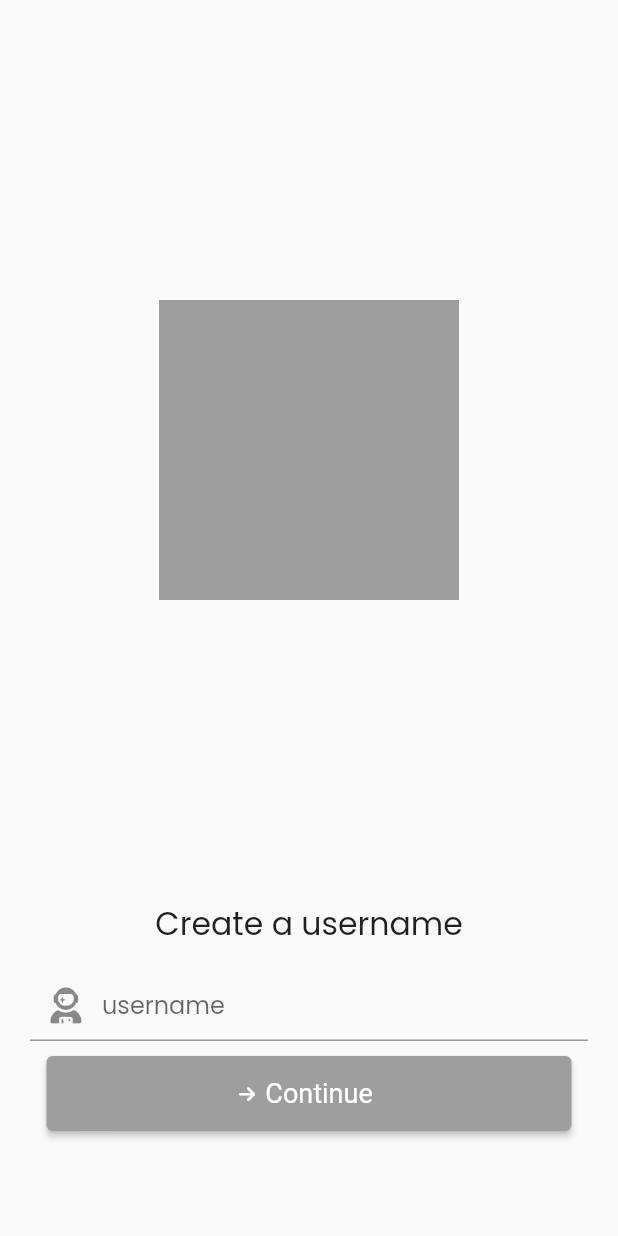
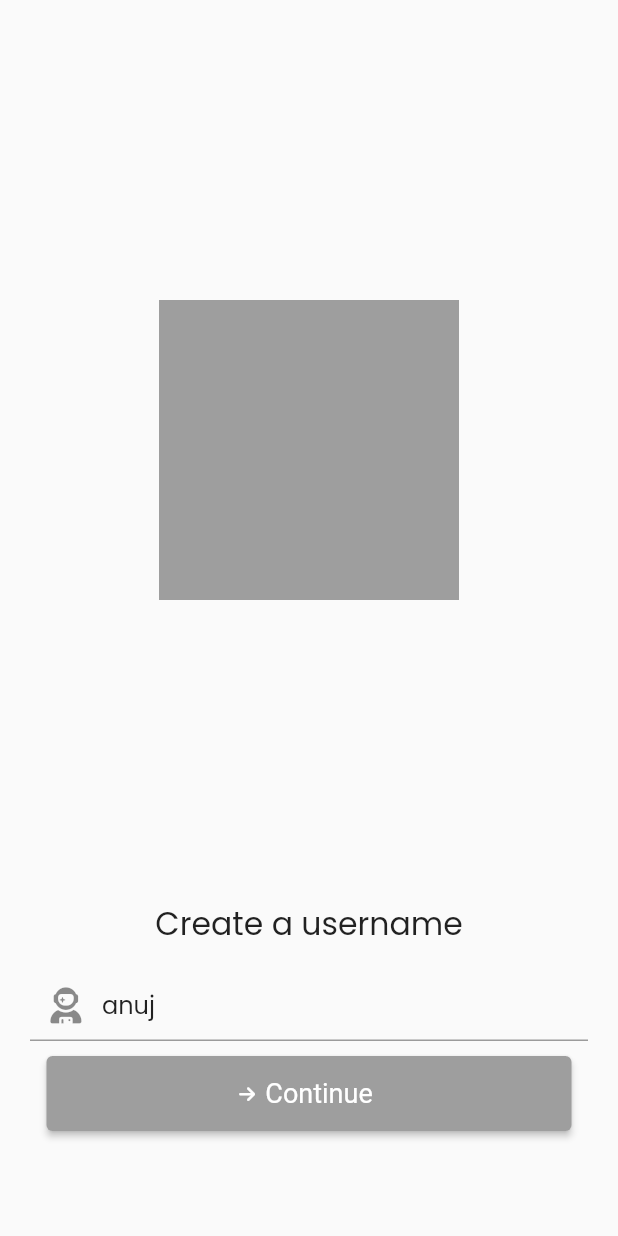
Before and after one commit to anujsinghrawat/chatroom_app, a Flutter app: the screen it shows after launch, on a phone screen of 412 x 824 dp. Run offline on Flutter 3.47's test engine with Material 2 defaults, Android fonts, the phone set to English and light mode, and no system bars; our stand-ins replace cloud_firestore, firebase_core, font_awesome_flutter, google_fonts, shared_preferences; accounts and stored records are empty.

Commit message:
Final Commit
Signed-off-by: Anuj Singh Rawat <84454648+anujsinghrawat@users.noreply.github.com>

```diff
--- a/lib/components/chat.dart
+++ b/lib/components/chat.dart
@@ -78,7 +78,7 @@ class _ChatState extends State<Chat> {
           children: [
             Container(
               width: 330,
-              height: 60,
+              height: 65,
               padding: const EdgeInsets.all(10),
               color: Colors.black,
               child: Text(
--- a/lib/screens/login_page.dart
+++ b/lib/screens/login_page.dart
@@ -1,6 +1,7 @@
 import 'package:flutter/material.dart';
 import 'package:font_awesome_flutter/font_awesome_flutter.dart';
 import 'package:google_fonts/google_fonts.dart';
+import 'package:shared_preferences/shared_preferences.dart';
 
 class LoginPage extends StatefulWidget {
   LoginPage({super.key});
@@ -10,8 +11,13 @@ class LoginPage extends StatefulWidget {
 }
 
 class _LoginPageState extends State<LoginPage> {
-  // ignore: unused_field
-  final username = TextEditingController();
+  // final username = TextEditingController();
+  late TextEditingController cont;
+  @override
+  void initState() {
+    super.initState();
+    cont = TextEditingController(text: 'anuj');
+  }
 
   void continueNow() {
     Navigator.pushNamed(context, '/home');
@@ -47,7 +53,8 @@ class _LoginPageState extends State<LoginPage> {
                   height: 15,
                 ),
                 TextField(
-                  controller: username,
+                  // controller: username,
+                  controller: cont,
                   decoration: const InputDecoration(
                       focusColor: Colors.grey,
                       prefixIcon: Align(
@@ -63,11 +70,16 @@ class _LoginPageState extends State<LoginPage> {
                       ))),
                 ),
                 const SizedBox(
+                  // child: Text(),
                   height: 10,
                 ),
                 ElevatedButton.icon(
-                  onPressed: () {
-                    UserName.setString(username.text);
+                  onPressed: () async {
+                    // UserName.setString(username.text);
+                    UserName.setString(cont.text);
+                    final prefs = await SharedPreferences.getInstance();
+                    await prefs.setString('name', cont.text);
+                    cont.text = prefs.getString('name')!;
 
                     Navigator.pushNamed(context, '/home');
                   },
--- a/lib/widgets/widget.dart
+++ b/lib/widgets/widget.dart
@@ -26,7 +26,7 @@ Widget _buildAvatar(
       ),
       CircleAvatar(
         radius: 25,
-        // backgroundColor: Colors.grey,
+        backgroundColor: Colors.grey,
         child: IconButton(
           // back: Colors.grey,
           highlightColor: Colors.grey,
--- a/pubspec.yaml
+++ b/pubspec.yaml
@@ -36,6 +36,7 @@ dependencies:
     sdk: flutter
   font_awesome_flutter: ^10.3.0
   google_fonts: ^3.0.1
+  shared_preferences: ^2.0.15
 
 dev_dependencies:
   flutter_lints: ^2.0.0
```
Also changed, not shown: pubspec.lock, 1 other file.
